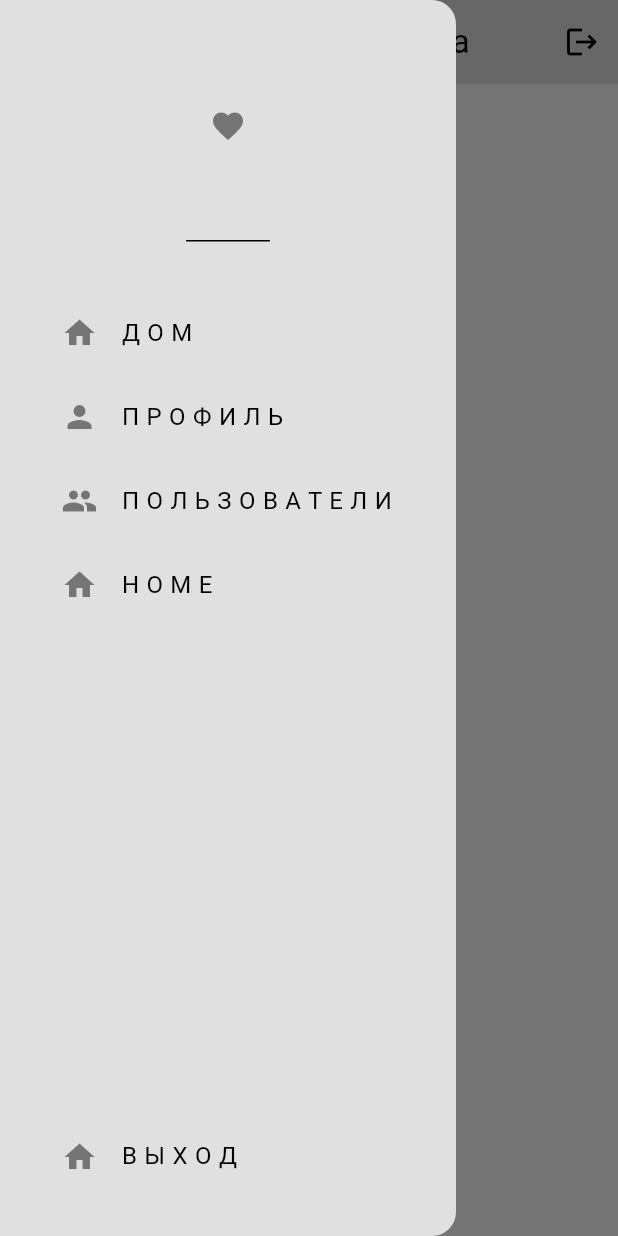
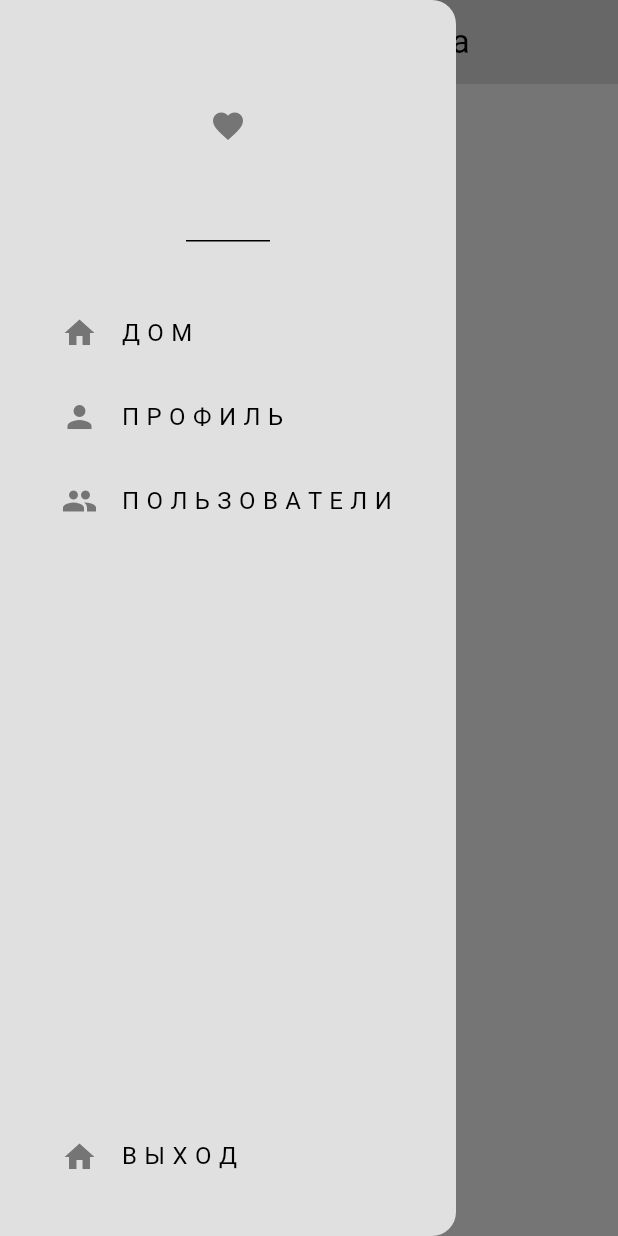
Before and after one commit to ErikBagaev1/travel_app, a Flutter app: the screen it shows once a user with an empty profile is signed in, with the side drawer open, on a phone screen of 412 x 824 dp. Run offline on Flutter 3.47's test engine with Material 3 defaults, Android fonts, the light colour scheme and no system bars; our stand-ins replace cloud_firestore, firebase_auth, firebase_core; accounts and stored records are empty.

Commit message:
Добавление страниц профиля и пользователей

```diff
--- a/lib/components/my_drawer.dart
+++ b/lib/components/my_drawer.dart
@@ -1,7 +1,11 @@
+import 'package:firebase_auth/firebase_auth.dart';
 import 'package:flutter/material.dart';
 
 class MyDrawer extends StatelessWidget {
   const MyDrawer({super.key});
+  void logout() {
+    FirebaseAuth.instance.signOut();
+  }
 
   @override
   Widget build(BuildContext context) {
@@ -42,6 +46,7 @@ class MyDrawer extends StatelessWidget {
                 title: const Text('П Р О Ф И Л Ь'),
                 onTap: () {
                   Navigator.pop(context);
+                  Navigator.pushNamed(context, '/profile_page');
                 },
               ),
             ),
@@ -55,19 +60,7 @@ class MyDrawer extends StatelessWidget {
                 title: const Text('П О Л Ь З О В А Т Е Л И'),
                 onTap: () {
                   Navigator.pop(context);
-                },
-              ),
-            ),
-            Padding(
-              padding: const EdgeInsets.only(left: 25.0),
-              child: ListTile(
-                leading: Icon(
-                  Icons.home,
-                  color: Theme.of(context).colorScheme.inversePrimary,
-                ),
-                title: const Text('H O M E'),
-                onTap: () {
-                  Navigator.pop(context);
+                  Navigator.pushNamed(context, '/users_page');
                 },
               ),
             ),
@@ -83,6 +76,7 @@ class MyDrawer extends StatelessWidget {
             title: const Text('В Ы Х О Д'),
             onTap: () {
               Navigator.pop(context);
+              logout();
             },
           ),
         ),
--- a/lib/main.dart
+++ b/lib/main.dart
@@ -1,6 +1,10 @@
 import 'package:firebase_core/firebase_core.dart';
 import 'package:flutter/material.dart';
 import 'package:social_network/auth/auth.dart';
+import 'package:social_network/auth/login_on_register.dart';
+import 'package:social_network/pages/home_page.dart';
+import 'package:social_network/pages/profile_page.dart';
+import 'package:social_network/pages/users_page.dart';
 import 'package:social_network/theme/dark_mode.dart';
 import 'package:social_network/theme/light_mode.dart';
 
@@ -24,6 +28,12 @@ class MyApp extends StatelessWidget {
       home: const AuthPage(),
       theme: lightMode,
       darkTheme: darkMode,
+      routes: {
+        '/login_register_page': (context) => const LoginOnRegister(),
+        '/home_page': (context) => const HomePage(),
+        '/profile_page': (context) => const ProfilePage(),
+        '/users_page': (context) => const UsersPage(),
+      },
     );
   }
 }
--- a/lib/pages/home_page.dart
+++ b/lib/pages/home_page.dart
@@ -1,12 +1,8 @@
-import 'package:firebase_auth/firebase_auth.dart';
 import 'package:flutter/material.dart';
 import 'package:social_network/components/my_drawer.dart';
 
 class HomePage extends StatelessWidget {
   const HomePage({super.key});
-  void logout() {
-    FirebaseAuth.instance.signOut();
-  }
 
   @override
   Widget build(BuildContext context) {
@@ -16,9 +12,6 @@ class HomePage extends StatelessWidget {
         elevation: 0,
         centerTitle: true,
         title: const Text('Домашняя страница'),
-        actions: [
-          IconButton(onPressed: logout, icon: const Icon(Icons.logout))
-        ],
       ),
       drawer: const MyDrawer(),
     );
--- a/pubspec.yaml
+++ b/pubspec.yaml
@@ -37,6 +37,7 @@ dependencies:
   # Use with the CupertinoIcons class for iOS style icons.
   cupertino_icons: ^1.0.2
   firebase: ^9.0.3
+  cloud_firestore: ^4.13.3
 
 dev_dependencies:
   flutter_test:
```
Also changed, not shown: lib/pages/profile_page.dart (+14 -0 lines), lib/pages/register_page.dart (+16 -1 lines), lib/pages/users_page.dart (+14 -0 lines), pubspec.lock, 3 other files.
